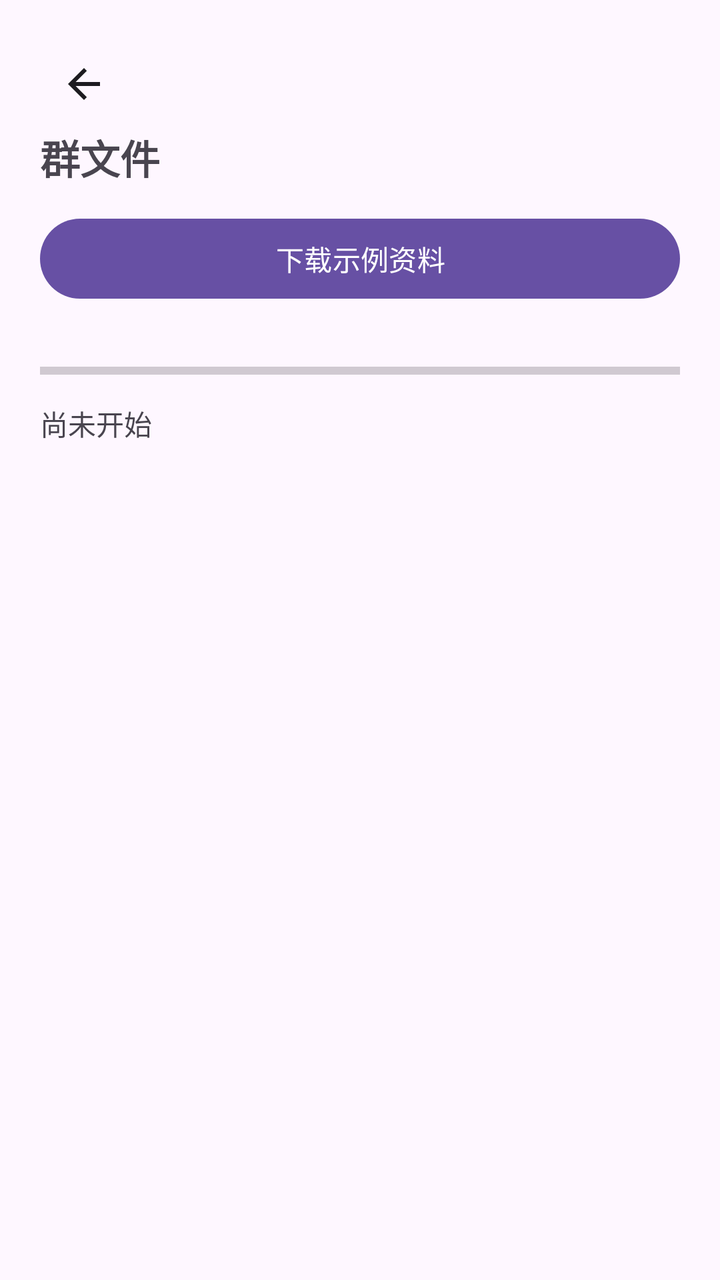
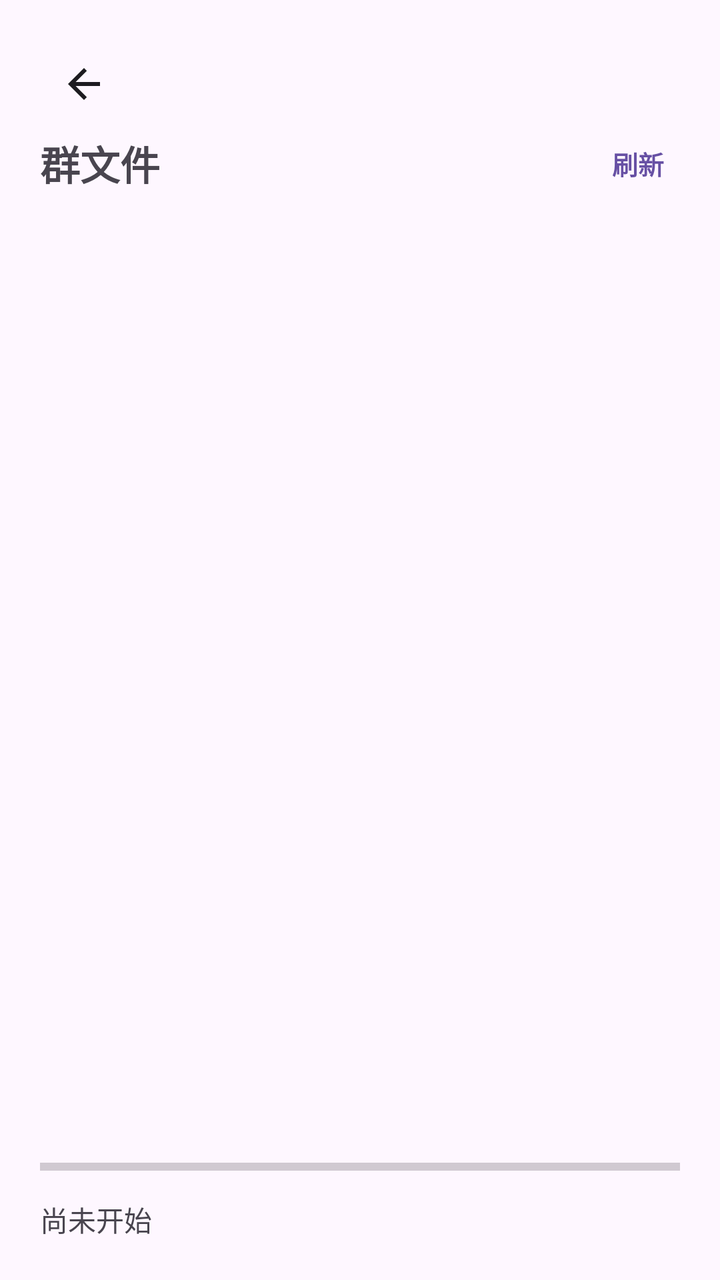

Two renders of the same Android screen: before a commit and after it. Below are the layout's source before the change and the commit's diff.
<!-- AndroidManifest.xml: application theme Theme.Keyou -->
<!-- res/layout/activity_download.xml -->
<?xml version="1.0" encoding="utf-8"?>
<LinearLayout xmlns:android="http://schemas.android.com/apk/res/android"
    android:layout_width="match_parent"
    android:layout_height="match_parent"
    android:orientation="vertical"
    android:padding="20dp">

    <include layout="@layout/view_back_bar" />

    <TextView
        android:layout_width="wrap_content"
        android:layout_height="wrap_content"
        android:text="@string/download_title"
        android:textSize="20sp"
        android:textStyle="bold"
        android:layout_marginBottom="12dp" />

    <Button
        android:id="@+id/btn_start_download"
        android:layout_width="match_parent"
        android:layout_height="wrap_content"
        android:text="@string/download_start" />

    <ProgressBar
        android:id="@+id/progress_download"
        style="?android:attr/progressBarStyleHorizontal"
        android:layout_width="match_parent"
        android:layout_height="wrap_content"
        android:layout_marginTop="24dp"
        android:max="100" />

    <TextView
        android:id="@+id/tv_download_status"
        android:layout_width="wrap_content"
        android:layout_height="wrap_content"
        android:text="@string/download_idle"
        android:layout_marginTop="8dp" />

</LinearLayout>
<!-- res/layout/view_back_bar.xml (included above) -->
<?xml version="1.0" encoding="utf-8"?>
<FrameLayout xmlns:android="http://schemas.android.com/apk/res/android"
    android:layout_width="wrap_content"
    android:layout_height="wrap_content">

    <ImageButton
        android:id="@+id/btn_back"
        android:layout_width="44dp"
        android:layout_height="44dp"
        android:background="?attr/selectableItemBackgroundBorderless"
        android:contentDescription="@string/back"
        android:padding="10dp"
        android:src="@drawable/ic_arrow_back" />

</FrameLayout>
<!-- resources referenced by this layout -->
<resources>
  <!-- drawable ic_arrow_back (drawable) -->
  <?xml version="1.0" encoding="utf-8"?>
  <vector xmlns:android="http://schemas.android.com/apk/res/android"
      android:width="24dp"
      android:height="24dp"
      android:viewportWidth="24"
      android:viewportHeight="24"
      android:tint="?attr/colorOnSurface">
      <path
          android:fillColor="@android:color/white"
          android:pathData="M20,11H7.83l5.59,-5.59L12,4l-8,8 8,8 1.41,-1.41L7.83,13H20v-2z" />
  </vector>
  <string name="back">返回</string>
  <string name="download_idle">尚未开始</string>
  <string name="download_start">下载示例资料</string>
  <string name="download_title">群文件</string>
  <style name="Theme.Keyou" parent="Theme.Material3.DayNight.NoActionBar" />
</resources>

<!-- the commit's change to res/layout/activity_download.xml (unified diff, before → after) -->
@@ -7,31 +7,58 @@
 
     <include layout="@layout/view_back_bar" />
 
-    <TextView
-        android:layout_width="wrap_content"
-        android:layout_height="wrap_content"
-        android:text="@string/download_title"
-        android:textSize="20sp"
-        android:textStyle="bold"
-        android:layout_marginBottom="12dp" />
-
-    <Button
-        android:id="@+id/btn_start_download"
+    <LinearLayout
         android:layout_width="match_parent"
         android:layout_height="wrap_content"
-        android:text="@string/download_start" />
+        android:gravity="center_vertical"
+        android:orientation="horizontal"
+        android:layout_marginBottom="8dp">
+
+        <TextView
+            android:layout_width="0dp"
+            android:layout_height="wrap_content"
+            android:layout_weight="1"
+            android:text="@string/download_title"
+            android:textSize="20sp"
+            android:textStyle="bold" />
+
+        <TextView
+            android:id="@+id/btn_start_download"
+            android:layout_width="wrap_content"
+            android:layout_height="wrap_content"
+            android:background="?attr/selectableItemBackgroundBorderless"
+            android:clickable="true"
+            android:focusable="true"
+            android:padding="8dp"
+            android:text="@string/download_refresh"
+            android:textColor="?attr/colorPrimary"
+            android:textSize="13sp"
+            android:textStyle="bold" />
+    </LinearLayout>
+
+    <ScrollView
+        android:layout_width="match_parent"
+        android:layout_height="0dp"
+        android:layout_weight="1">
+
+        <LinearLayout
+            android:id="@+id/ll_files"
+            android:layout_width="match_parent"
+            android:layout_height="wrap_content"
+            android:orientation="vertical" />
+    </ScrollView>
 
     <ProgressBar
         android:id="@+id/progress_download"
         style="?android:attr/progressBarStyleHorizontal"
         android:layout_width="match_parent"
         android:layout_height="wrap_content"
-        android:layout_marginTop="24dp"
+        android:layout_marginTop="12dp"
         android:max="100" />
 
     <TextView
         android:id="@+id/tv_download_status"
-        android:layout_width="wrap_content"
+        android:layout_width="match_parent"
         android:layout_height="wrap_content"
         android:text="@string/download_idle"
         android:layout_marginTop="8dp" />
<!-- resource entries referenced after the edit -->
@@ -14,7 +14,7 @@
   </vector>
   <string name="back">返回</string>
   <string name="download_idle">尚未开始</string>
-  <string name="download_start">下载示例资料</string>
+  <string name="download_refresh">刷新</string>
   <string name="download_title">群文件</string>
   <style name="Theme.Keyou" parent="Theme.Material3.DayNight.NoActionBar" />
 </resources>
